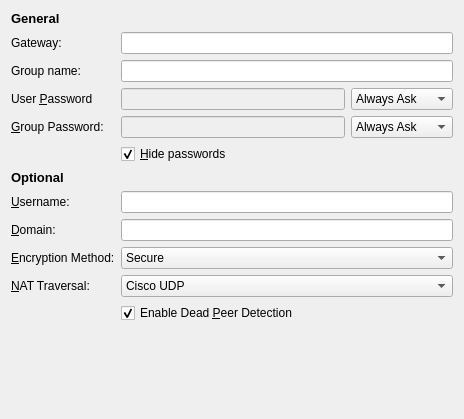
netrunner-debian-kde-extras/networkmanagement, file vpnplugins/vpnc/vpncprop.ui: the form before one commit.
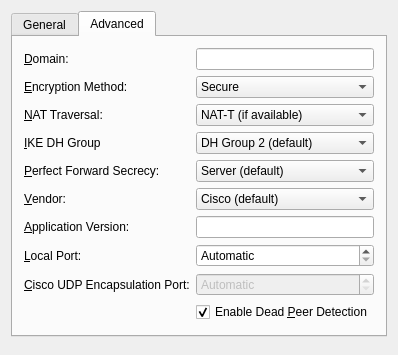
The form after the commit. The open tabs and pages were chosen to show the change. Custom widgets are drawn as their Qt base class.

The edit to the form file:
```diff
--- a/vpnplugins/vpnc/vpncprop.ui
+++ b/vpnplugins/vpnc/vpncprop.ui
@@ -6,8 +6,8 @@
    <rect>
     <x>0</x>
     <y>0</y>
-    <width>464</width>
-    <height>419</height>
+    <width>398</width>
+    <height>355</height>
    </rect>
   </property>
   <property name="windowTitle">
@@ -15,19 +15,16 @@
   </property>
   <layout class="QVBoxLayout" name="verticalLayout">
    <item>
-    <layout class="QGridLayout" name="gridLayout">
-     <item row="0" column="0">
-      <widget class="QLabel" name="label">
-       <property name="text">
-        <string>&lt;!DOCTYPE HTML PUBLIC &quot;-//W3C//DTD HTML 4.0//EN&quot; &quot;http://www.w3.org/TR/REC-html40/strict.dtd&quot;&gt;
-&lt;html&gt;&lt;head&gt;&lt;meta name=&quot;qrichtext&quot; content=&quot;1&quot; /&gt;&lt;style type=&quot;text/css&quot;&gt;
-p, li { white-space: pre-wrap; }
-&lt;/style&gt;&lt;/head&gt;&lt;body style=&quot; font-family:'DejaVu Sans'; font-size:10pt; font-weight:400; font-style:normal;&quot;&gt;
-&lt;p style=&quot; margin-top:0px; margin-bottom:0px; margin-left:0px; margin-right:0px; -qt-block-indent:0; text-indent:0px;&quot;&gt;&lt;span style=&quot; font-weight:600;&quot;&gt;General&lt;/span&gt;&lt;/p&gt;&lt;/body&gt;&lt;/html&gt;</string>
-       </property>
-      </widget>
-     </item>
-     <item row="1" column="0">
+    <widget class="KTabWidget" name="ktabwidget">
+     <property name="currentIndex">
+      <number>0</number>
+     </property>
+     <widget class="QWidget" name="tab">
+      <attribute name="title">
+       <string>General</string>
+      </attribute>
+      <layout class="QFormLayout" name="formLayout">
+       <item row="0" column="0">
       <widget class="QLabel" name="textLabel3">
        <property name="text">
         <string>Gateway:</string>
@@ -40,11 +37,11 @@
        </property>
       </widget>
      </item>
-     <item row="1" column="1">
+       <item row="0" column="1">
       <widget class="KLineEdit" name="leGateway"/>
      </item>
-     <item row="2" column="0">
-      <widget class="QLabel" name="labelGroup">
+       <item row="1" column="0">
+        <widget class="QLabel" name="label_5">
        <property name="text">
         <string>Group name:</string>
        </property>
@@ -56,20 +53,20 @@
        </property>
       </widget>
      </item>
-     <item row="2" column="1">
-      <widget class="KLineEdit" name="leGroupName"/>
-     </item>
-     <item row="3" column="0">
+       <item row="1" column="1">
+        <widget class="KLineEdit" name="leUserName"/>
+       </item>
+       <item row="2" column="0">
       <widget class="QLabel" name="label_2">
        <property name="text">
-        <string>User &amp;Password</string>
+          <string>User &amp;Password:</string>
        </property>
        <property name="buddy">
         <cstring>leUserPassword</cstring>
        </property>
       </widget>
      </item>
-     <item row="3" column="1">
+       <item row="2" column="1">
       <layout class="QHBoxLayout" name="horizontalLayout">
        <item>
         <widget class="KLineEdit" name="leUserPassword">
@@ -102,6 +99,22 @@
        </item>
       </layout>
      </item>
+       <item row="3" column="0">
+        <widget class="QLabel" name="labelGroup">
+         <property name="text">
+          <string>Group name:</string>
+         </property>
+         <property name="wordWrap">
+          <bool>false</bool>
+         </property>
+         <property name="buddy">
+          <cstring>leGroupName</cstring>
+         </property>
+        </widget>
+       </item>
+       <item row="3" column="1">
+        <widget class="KLineEdit" name="leGroupName"/>
+       </item>
      <item row="4" column="0">
       <widget class="QLabel" name="label_3">
        <property name="text">
@@ -155,34 +168,38 @@
        </property>
       </widget>
      </item>
-     <item row="6" column="0">
-      <widget class="QLabel" name="label_4">
+       <item row="6" column="0" colspan="2">
+        <widget class="QCheckBox" name="cbUseHybridAuth">
        <property name="text">
-        <string>&lt;!DOCTYPE HTML PUBLIC &quot;-//W3C//DTD HTML 4.0//EN&quot; &quot;http://www.w3.org/TR/REC-html40/strict.dtd&quot;&gt;
-&lt;html&gt;&lt;head&gt;&lt;meta name=&quot;qrichtext&quot; content=&quot;1&quot; /&gt;&lt;style type=&quot;text/css&quot;&gt;
-p, li { white-space: pre-wrap; }
-&lt;/style&gt;&lt;/head&gt;&lt;body style=&quot; font-family:'DejaVu Sans'; font-size:10pt; font-weight:400; font-style:normal;&quot;&gt;
-&lt;p style=&quot; margin-top:0px; margin-bottom:0px; margin-left:0px; margin-right:0px; -qt-block-indent:0; text-indent:0px;&quot;&gt;&lt;span style=&quot; font-weight:600;&quot;&gt;Optional&lt;/span&gt;&lt;/p&gt;&lt;/body&gt;&lt;/html&gt;</string>
-       </property>
-       <property name="textFormat">
-        <enum>Qt::RichText</enum>
+          <string>Use hybrid authentication</string>
        </property>
       </widget>
      </item>
      <item row="7" column="0">
-      <widget class="QLabel" name="label_5">
+        <widget class="QLabel" name="label">
        <property name="text">
-        <string>&amp;Username:</string>
-       </property>
-       <property name="buddy">
-        <cstring>leUserName</cstring>
+          <string>CA File:</string>
        </property>
       </widget>
      </item>
      <item row="7" column="1">
-      <widget class="KLineEdit" name="leUserName"/>
-     </item>
-     <item row="8" column="0">
+        <widget class="KUrlRequester" name="leCaCertPath">
+         <property name="enabled">
+          <bool>false</bool>
+         </property>
+        </widget>
+       </item>
+      </layout>
+     </widget>
+     <widget class="QWidget" name="tab_2">
+      <attribute name="title">
+       <string>Advanced</string>
+      </attribute>
+      <layout class="QFormLayout" name="formLayout_2">
+       <property name="fieldGrowthPolicy">
+        <enum>QFormLayout::ExpandingFieldsGrow</enum>
+       </property>
+       <item row="0" column="0">
       <widget class="QLabel" name="label_6">
        <property name="text">
         <string>&amp;Domain:</string>
@@ -192,10 +209,10 @@
        </property>
       </widget>
      </item>
-     <item row="8" column="1">
+       <item row="0" column="1">
       <widget class="KLineEdit" name="leDomain"/>
      </item>
-     <item row="9" column="0">
+       <item row="1" column="0">
       <widget class="QLabel" name="label_7">
        <property name="text">
         <string>&amp;Encryption Method:</string>
@@ -205,8 +222,14 @@
        </property>
       </widget>
      </item>
-     <item row="9" column="1">
+       <item row="1" column="1">
       <widget class="QComboBox" name="cboEncryptionMethod">
+         <property name="sizePolicy">
+          <sizepolicy hsizetype="Expanding" vsizetype="Fixed">
+           <horstretch>0</horstretch>
+           <verstretch>0</verstretch>
+          </sizepolicy>
+         </property>
        <item>
         <property name="text">
          <string>Secure</string>
@@ -224,7 +247,7 @@
        </item>
       </widget>
      </item>
-     <item row="10" column="0">
+       <item row="2" column="0">
       <widget class="QLabel" name="label_8">
        <property name="text">
         <string>&amp;NAT Traversal:</string>
@@ -234,8 +257,24 @@
        </property>
       </widget>
      </item>
-     <item row="10" column="1">
+       <item row="2" column="1">
       <widget class="QComboBox" name="cboNatTraversal">
+         <property name="sizePolicy">
+          <sizepolicy hsizetype="Expanding" vsizetype="Fixed">
+           <horstretch>0</horstretch>
+           <verstretch>0</verstretch>
+          </sizepolicy>
+         </property>
+         <item>
+          <property name="text">
+           <string>NAT-T (if available)</string>
+          </property>
+         </item>
+         <item>
+          <property name="text">
+           <string>Force NAT-T</string>
+          </property>
+         </item>
        <item>
         <property name="text">
          <string>Cisco UDP</string>
@@ -253,7 +292,136 @@
        </item>
       </widget>
      </item>
-     <item row="11" column="1">
+       <item row="3" column="0">
+        <widget class="QLabel" name="label_9">
+         <property name="text">
+          <string>&amp;IKE DH Group</string>
+         </property>
+         <property name="buddy">
+          <cstring>cboDHGroup</cstring>
+         </property>
+        </widget>
+       </item>
+       <item row="3" column="1">
+        <widget class="QComboBox" name="cboDHGroup">
+         <property name="sizePolicy">
+          <sizepolicy hsizetype="Expanding" vsizetype="Fixed">
+           <horstretch>0</horstretch>
+           <verstretch>0</verstretch>
+          </sizepolicy>
+         </property>
+         <property name="currentIndex">
+          <number>1</number>
+         </property>
+         <item>
+          <property name="text">
+           <string>DH Group 1</string>
+          </property>
+         </item>
+         <item>
+          <property name="text">
+           <string>DH Group 2 (default)</string>
+          </property>
+         </item>
+         <item>
+          <property name="text">
+           <string>DH Group 5</string>
+          </property>
+         </item>
+        </widget>
+       </item>
+       <item row="4" column="0">
+        <widget class="QLabel" name="label_11">
+         <property name="text">
+          <string>&amp;Perfect Forward Secrecy:</string>
+         </property>
+         <property name="buddy">
+          <cstring>cboPerfectForwardSecrecy</cstring>
+         </property>
+        </widget>
+       </item>
+       <item row="4" column="1">
+        <widget class="KComboBox" name="cboPerfectForwardSecrecy">
+         <property name="sizePolicy">
+          <sizepolicy hsizetype="Expanding" vsizetype="Fixed">
+           <horstretch>0</horstretch>
+           <verstretch>0</verstretch>
+          </sizepolicy>
+         </property>
+         <property name="currentIndex">
+          <number>1</number>
+         </property>
+         <item>
+          <property name="text">
+           <string>No PFS</string>
+          </property>
+         </item>
+         <item>
+          <property name="text">
+           <string>Server (default)</string>
+          </property>
+         </item>
+         <item>
+          <property name="text">
+           <string>DH Group 1</string>
+          </property>
+         </item>
+         <item>
+          <property name="text">
+           <string>DH Group 2</string>
+          </property>
+         </item>
+         <item>
+          <property name="text">
+           <string>DH Group 5</string>
+          </property>
+         </item>
+        </widget>
+       </item>
+       <item row="5" column="0">
+        <widget class="QLabel" name="label_4">
+         <property name="text">
+          <string>&amp;Vendor:</string>
+         </property>
+         <property name="buddy">
+          <cstring>cboVendor</cstring>
+         </property>
+        </widget>
+       </item>
+       <item row="5" column="1">
+        <widget class="KComboBox" name="cboVendor">
+         <property name="sizePolicy">
+          <sizepolicy hsizetype="Expanding" vsizetype="Fixed">
+           <horstretch>0</horstretch>
+           <verstretch>0</verstretch>
+          </sizepolicy>
+         </property>
+         <item>
+          <property name="text">
+           <string>Cisco (default)</string>
+          </property>
+         </item>
+         <item>
+          <property name="text">
+           <string>Netscreen</string>
+          </property>
+         </item>
+        </widget>
+       </item>
+       <item row="6" column="0">
+        <widget class="QLabel" name="label_10">
+         <property name="text">
+          <string>&amp;Application Version:</string>
+         </property>
+         <property name="buddy">
+          <cstring>leApplicationVersion</cstring>
+         </property>
+        </widget>
+       </item>
+       <item row="6" column="1">
+        <widget class="KLineEdit" name="leApplicationVersion"/>
+       </item>
+       <item row="9" column="1">
       <widget class="QCheckBox" name="chkDeadPeerDetection">
        <property name="text">
         <string>Enable Dead &amp;Peer Detection</string>
@@ -263,7 +431,70 @@
        </property>
       </widget>
      </item>
-    </layout>
+       <item row="7" column="0">
+        <widget class="QLabel" name="label_12">
+         <property name="text">
+          <string>&amp;Local Port:</string>
+         </property>
+         <property name="buddy">
+          <cstring>spbLocalPort</cstring>
+         </property>
+        </widget>
+       </item>
+       <item row="7" column="1">
+        <widget class="KIntSpinBox" name="spbLocalPort">
+         <property name="sizePolicy">
+          <sizepolicy hsizetype="Expanding" vsizetype="Fixed">
+           <horstretch>0</horstretch>
+           <verstretch>0</verstretch>
+          </sizepolicy>
+         </property>
+         <property name="specialValueText">
+          <string>Automatic</string>
+         </property>
+         <property name="accelerated">
+          <bool>true</bool>
+         </property>
+         <property name="maximum">
+          <number>65535</number>
+         </property>
+        </widget>
+       </item>
+       <item row="8" column="1">
+        <widget class="KIntSpinBox" name="spbCiscoUdpEncPort">
+         <property name="enabled">
+          <bool>false</bool>
+         </property>
+         <property name="sizePolicy">
+          <sizepolicy hsizetype="Expanding" vsizetype="Fixed">
+           <horstretch>0</horstretch>
+           <verstretch>0</verstretch>
+          </sizepolicy>
+         </property>
+         <property name="specialValueText">
+          <string>Automatic</string>
+         </property>
+         <property name="accelerated">
+          <bool>true</bool>
+         </property>
+         <property name="maximum">
+          <number>65535</number>
+         </property>
+        </widget>
+       </item>
+       <item row="8" column="0">
+        <widget class="QLabel" name="label_13">
+         <property name="text">
+          <string>&amp;Cisco UDP Encapsulation Port:</string>
+         </property>
+         <property name="buddy">
+          <cstring>spbCiscoUdpEncPort</cstring>
+         </property>
+        </widget>
+       </item>
+      </layout>
+     </widget>
+    </widget>
    </item>
    <item>
     <spacer name="verticalSpacer">
@@ -273,7 +504,7 @@
      <property name="sizeHint" stdset="0">
       <size>
        <width>20</width>
-       <height>40</height>
+       <height>0</height>
       </size>
      </property>
     </spacer>
@@ -282,11 +513,32 @@
  </widget>
  <layoutdefault spacing="6" margin="11"/>
   <customwidgets>
+  <customwidget>
+   <class>KIntSpinBox</class>
+   <extends>QSpinBox</extends>
+   <header>knuminput.h</header>
+  </customwidget>
+  <customwidget>
+   <class>KUrlRequester</class>
+   <extends>QFrame</extends>
+   <header>kurlrequester.h</header>
+  </customwidget>
   <customwidget>
    <class>KLineEdit</class>
    <extends>QLineEdit</extends>
    <header>klineedit.h</header>
   </customwidget>
+  <customwidget>
+   <class>KComboBox</class>
+   <extends>QComboBox</extends>
+   <header>kcombobox.h</header>
+  </customwidget>
+  <customwidget>
+   <class>KTabWidget</class>
+   <extends>QTabWidget</extends>
+   <header>ktabwidget.h</header>
+   <container>1</container>
+  </customwidget>
  </customwidgets>
  <resources/>
  <connections>
```
Left out of the diff: 67 changed lines with no effect on the pictures. Lines whose indentation alone changed are shown as unchanged.
